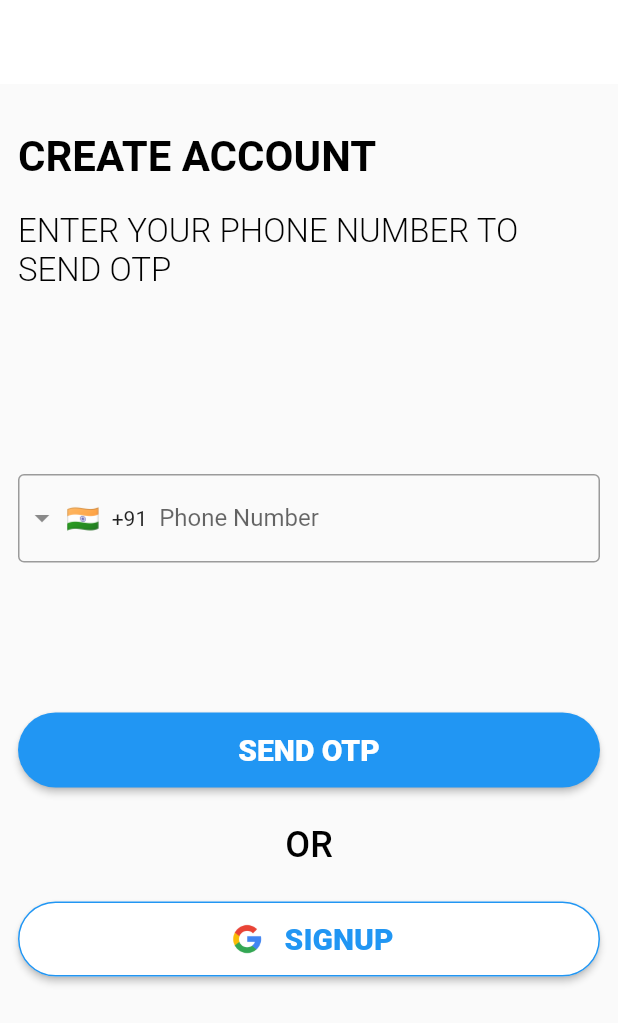
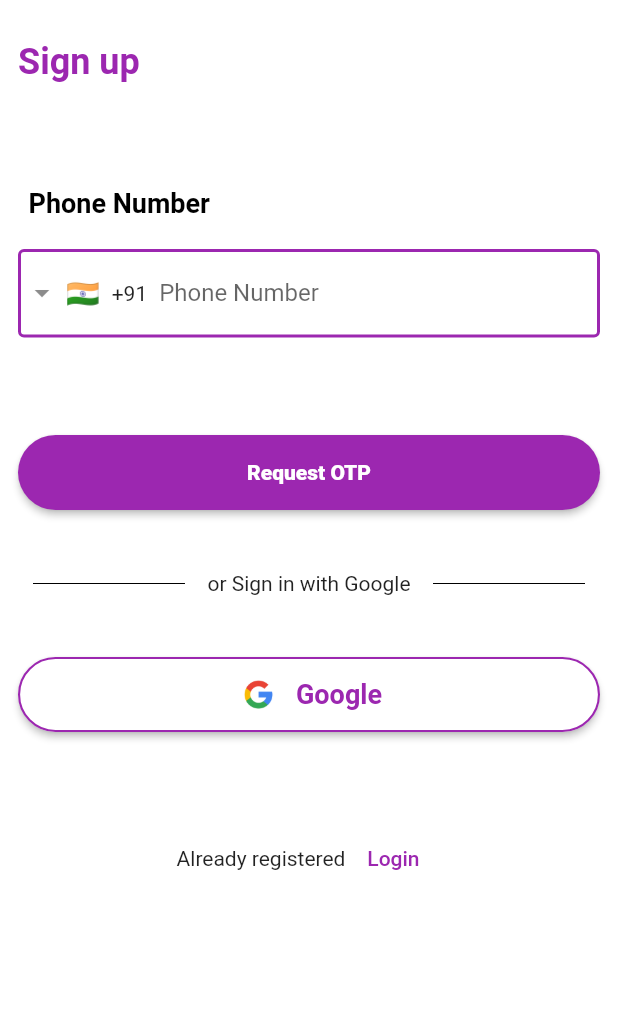
Before and after one commit to shivamkushwah47/task-management, a Flutter app: the SignupView screen opened by its route, on a phone screen of 412 x 824 dp. Shown: the top 1023 px of the screen. Run offline on Flutter 3.47's test engine with Material 2 defaults, Android fonts, the light colour scheme and no system bars; drawn by our look-alikes of intl_phone_field; our stand-ins replace animated_splash_screen, cloud_firestore, connectivity_plus, email_validator, firebase_auth, firebase_core and 7 more; missing offline and left inert: fl_country_code_picker; accounts and stored records are empty.

Commit message:
vivekotp change

```diff
--- a/lib/feature/Introduction/view/introduction_view.dart
+++ b/lib/feature/Introduction/view/introduction_view.dart
@@ -114,7 +114,7 @@ class IntroView extends GetView<IntroController> {
             // For skip the Inroduction Screen
             Get.toNamed(Routes.dashboard);
           },
-          autoScrollDuration: 3000,
+          autoScrollDuration: 2000,
           showDoneButton: true,
           showNextButton: true,
           showSkipButton: true,
--- a/lib/feature/signup/view/signup_view.dart
+++ b/lib/feature/signup/view/signup_view.dart
@@ -2,17 +2,18 @@ import 'package:flutter/material.dart';
 import 'package:flutter/src/widgets/framework.dart';
 import 'package:get/get.dart';
 import 'package:intl_phone_field/intl_phone_field.dart';
+import 'package:visiter_app/Core/routes.dart';
 import 'package:visiter_app/feature/signup/controller/signup_controller.dart';
 
 class SignupView extends GetView<SignupController> {
   @override
   Widget build(BuildContext context) {
     // TODO: implement build
-    return Scaffold(
-      appBar: AppBar(
-        backgroundColor: Colors.white,
-        elevation: 0,
-      ),
+    return Scaffold( backgroundColor: Colors.white,
+      // appBar: AppBar(
+      //   backgroundColor: Colors.white,
+      //   elevation: 0,
+      // ),
       body: SingleChildScrollView(
         child: SafeArea(
           child: Padding(
@@ -21,43 +22,51 @@ class SignupView extends GetView<SignupController> {
               child: Column(
                 children: [
                   SizedBox(
-                    height: 20,
+                    height: 15,
                   ),
 
                     Row(
                       mainAxisAlignment: MainAxisAlignment.start,
                       children: [
-                        Text("CREATE ACCOUNT",
+                        Text("Sign up",
                             style: TextStyle(
-                                color: Colors.black,
+                                color: Colors.purple,
                                 fontWeight: FontWeight.bold,
-                                fontSize: 28)),
+                                fontSize: 24)),
                       ],
                     ),
 
+                  //
+                  SizedBox(
+                    height: 70,
+                  ),
+                  Container(
+                    alignment: Alignment.topLeft,
+                    margin: EdgeInsets.only(left: 7,bottom: 0),
+                    child: Column(
+                      mainAxisAlignment: MainAxisAlignment.spaceAround,
+                      crossAxisAlignment: CrossAxisAlignment.start,
+                      children: [
+                        Text("Phone Number", style: TextStyle( color: Colors.black,fontSize: 18, fontWeight: FontWeight.bold),),
+                      ],
+
+                    ),
+                  ),
+
+
+                  // SizedBox(
+                  //   height: 10,
+                  // ),
+                  //      Text("Phone Number",
+                  //           textAlign: TextAlign.left,
+                  //           style: TextStyle(
+                  //               color: Colors.black,
+                  //               fontWeight: FontWeight.bold,
+                  //               fontSize: 16),
+                  //      ),
+
                   SizedBox(
                     height: 20,
-                  ),
-
-                    Text("ENTER YOUR PHONE NUMBER TO SEND OTP",
-                        textAlign: TextAlign.left,
-                        style: TextStyle(
-                            color: Colors.black,
-                            fontWeight: FontWeight.w300,
-                            fontSize: 22)),
-
-                       Text("",
-                            textAlign: TextAlign.left,
-                            style: TextStyle(
-
-                                color: Colors.black,
-                                fontWeight: FontWeight.w300,
-                                fontSize: 20)
-
-                       ),
-
-                  SizedBox(
-                    height: 100,
                   ),
                   Form(
                     key: controller.myformkey,
@@ -69,8 +78,10 @@ class SignupView extends GetView<SignupController> {
                             decoration: const InputDecoration(
                               counterText: '',
                               labelText: 'Phone Number',
-                              border: OutlineInputBorder(
-                                borderSide: BorderSide(),
+                              enabledBorder: OutlineInputBorder(
+                                borderSide: BorderSide(width: 2,color:Colors.purple),
+
+
                               ),
                             ),
                             controller: SignupController.phoneController,
@@ -85,12 +96,13 @@ class SignupView extends GetView<SignupController> {
                       ),
                     ),
                   ),
+
                   SizedBox(
-                    height: 100,
+                    height: 65,
                   ),
                   ElevatedButton(
                       style: ElevatedButton.styleFrom(
-                        backgroundColor: Colors.blue,
+                        backgroundColor: Colors.purple,
                         minimumSize: const Size.fromHeight(50),
                         shape: StadiumBorder(), // NEW
                       ),
@@ -99,23 +111,43 @@ class SignupView extends GetView<SignupController> {
                          // Get.toNamed(Routes.navigationbar);
                       },
                       child: Text(
-                        'SEND OTP',
+
+                        'Request OTP',
                         style: TextStyle(
-                            fontSize: 20,
+                            fontSize: 14,
                             fontWeight: FontWeight.w800,
                             color: Colors.white),
+
+
                       )),
                   SizedBox(
                     height: 24,
                   ),
-                  Align(
-                    child: Text("OR",
-                        style: TextStyle(
-                          fontSize: 24,
-                          fontWeight: FontWeight.w500,
-                          color: Colors.black,
-                        )),
-                  ),
+
+
+                  Row(children: <Widget>[
+                    Expanded(
+                      child: new Container(
+                          margin: const EdgeInsets.only(left: 10.0, right: 15.0),
+                          child: Divider(
+                            color: Colors.black,
+                            height: 50,
+                          )),
+                    ),
+
+                    Text("or Sign in with Google"),
+
+                    Expanded(
+                      child: new Container(
+                          margin: const EdgeInsets.only(left: 15.0, right: 10.0),
+                          child: Divider(
+                            color: Colors.black,
+                            height: 50,
+                          )),
+                    ),
+                  ]),
+
+
                   SizedBox(
                     height: 24,
                   ),
@@ -125,7 +157,7 @@ class SignupView extends GetView<SignupController> {
                         minimumSize: const Size.fromHeight(50),
                         shape: StadiumBorder(),
                         side:
-                            BorderSide(width: 1.0, color: Colors.blue), // NEW
+                            BorderSide(width: 1.4, color: Colors.purple), // NEW
                       ),
                       onPressed: () {
                         controller.checkconn();
@@ -142,14 +174,34 @@ class SignupView extends GetView<SignupController> {
                             width: 10,
                           ),
                           Text(
-                            'SIGNUP',
+                            'Google',
                             style: TextStyle(
-                                fontSize: 20,
-                                fontWeight: FontWeight.w800,
-                                color: Colors.blue),
+                                fontSize: 18,
+                                fontWeight: FontWeight.w600,
+                                color: Colors.purple,),
+
                           ),
                         ],
                       )),
+                  SizedBox(
+                    height: 60,
+                  ),
+                  Container(
+
+                    child: Row(
+                      mainAxisAlignment: MainAxisAlignment.center,
+                      children: [
+                        Text('Already registered'),
+                        TextButton(onPressed: (){
+                          Get.toNamed(Routes.login);
+                        }, child:Text('Login',style: TextStyle(color: Colors.purple),))
+
+
+                      ],
+
+
+                    ),
+                  ),
 
                 ],
               ),
--- a/pubspec.yaml
+++ b/pubspec.yaml
@@ -61,6 +61,8 @@ dependencies:
   intl_phone_field: ^3.1.0
   animated_splash_screen: ^1.3.0
   flutter_launcher_icons: ^0.11.0
+  text_field_suffix_button: ^0.1.0
+  google_fonts: ^3.0.1
 
 
 dev_dependencies:
@@ -92,7 +94,9 @@ flutter:
   # To add assets to your application, add an assets section, like this:
   assets:
     - assets/Image/
-  #   - images/a_dot_ham.jpeg
+    - assets/Image/otp_view.jpeg
+    - assets/Image/otp_view.jpeg
+
 
   # An image asset can refer to one or more resolution-specific "variants", see
   # https://flutter.dev/assets-and-images/#resolution-aware
```
Also changed, not shown: lib/feature/otp/view/otp_view.dart (+147 -50 lines), assets/Image/otp_view.jpeg (added), pubspec.lock, 16 other files.
